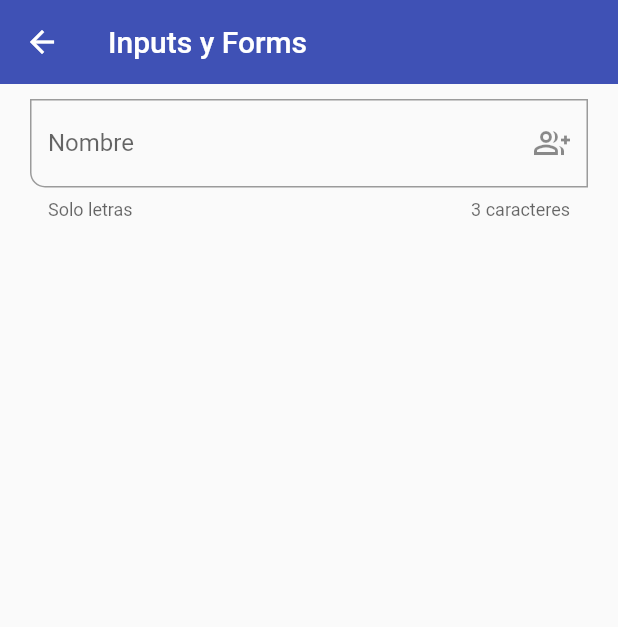
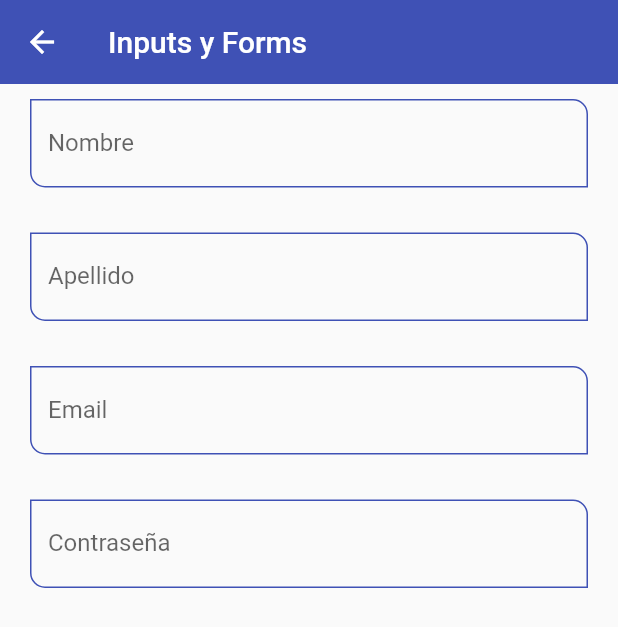
Before and after one commit to dagsis/fl_component, a Flutter app: the InputsPage screen opened by its route, on a phone screen of 412 x 824 dp. Shown: the top 627 px of the screen. Run offline on Flutter 3.47's test engine with Material 2 defaults, Android fonts, the phone set to English and light mode, and no system bars.

Commit message:
texetfield 2

```diff
--- a/lib/pages/inputs_page.dart
+++ b/lib/pages/inputs_page.dart
@@ -1,44 +1,28 @@
 import 'package:flutter/material.dart';
+import 'package:fl_component/widgets/widgets.dart';
 
 class InputsPage extends StatelessWidget {
   const InputsPage({Key? key}) : super(key: key);
 
   @override
   Widget build(BuildContext context) {
-    return   Scaffold(
+    return Scaffold(
       appBar: AppBar(
-        title:const Text('Inputs y Forms'),
+        title: const Text('Inputs y Forms'),
       ),
       body: SingleChildScrollView(
         child: Padding(
-          padding: EdgeInsets.symmetric(horizontal: 20,vertical: 10),
+          padding: EdgeInsets.symmetric(horizontal: 20, vertical: 10),
           child: Column(
             children: [
-              TextFormField(
-              //  autofocus: true,
-                initialValue: '',
-                textCapitalization: TextCapitalization.words,
-                onChanged: (value) {
-                 // print(value);
-                },
-                validator: (value) {
-                  if (value == null) return 'Este campo es requerido';
-                  return value.length < 3 ? 'Mínimo 3 caracteres' : null;
-                },
-                autovalidateMode: AutovalidateMode.onUserInteraction,
-                decoration: InputDecoration(
-                  hintText: 'Nombre del usuario',
-                   labelText: 'Nombre',
-                  helperText: 'Solo letras',
-                  counterText: '3 caracteres',
-                //  prefixIcon: Icon(Icons.person),
-                  suffixIcon: Icon(Icons.group_add_outlined),
-                // icon: Icon(Icons.person),
-                 border: OutlineInputBorder(
-                   borderRadius: BorderRadius.only(bottomLeft: Radius.circular(10)),
-                 ),
-                ),
-              )
+              CustomInputsField(labelText: 'Nombre',hintText: 'Nombre del Usuario'),
+              SizedBox(height: 30,),
+              CustomInputsField(labelText: 'Apellido',hintText: 'Apellido del Usuario'),
+              SizedBox(height: 30,),
+              CustomInputsField(labelText: 'Email',hintText: 'Email del Usuario',keyboardType: TextInputType.emailAddress,),
+              SizedBox(height: 30,),
+              CustomInputsField(labelText: 'Contraseña',keyboardType: TextInputType.emailAddress,obscureText: true,),
+              SizedBox(height: 30,),
             ],
           ),
         ),
--- a/lib/theme/app_theme.dart
+++ b/lib/theme/app_theme.dart
@@ -17,6 +17,21 @@ class AppTheme {
         elevation: 0
         )
       ),
+    inputDecorationTheme: InputDecorationTheme(
+       floatingLabelStyle: TextStyle(
+         color: primary),
+      enabledBorder: OutlineInputBorder(
+        borderSide: BorderSide(color: primary),
+        borderRadius: BorderRadius.only(bottomLeft: Radius.circular(10),topRight: Radius.circular(10.00)),
+      ),
+      focusedBorder: OutlineInputBorder(
+        borderSide: BorderSide(color: primary),
+        borderRadius: BorderRadius.only(bottomLeft: Radius.circular(10),topRight: Radius.circular(10.00)),
+      ),
+      border:  OutlineInputBorder(
+        borderRadius: BorderRadius.only(bottomLeft: Radius.circular(10),topRight: Radius.circular(10.00)),
+      ),
+    )
   );
 
   static final ThemeData DarkTheme = ThemeData.dark().copyWith(
--- /dev/null
+++ b/lib/widgets/custom_inputs_field.dart
@@ -0,0 +1,51 @@
+import 'package:flutter/material.dart';
+import '../theme/app_theme.dart';
+
+class CustomInputsField extends StatelessWidget {
+  const CustomInputsField({Key? key,
+                                this.hintText,
+                                this.labelText,
+                                this.helperText,
+                                this.icon,
+                                this.suffixIcon,
+                                this.obscureText =false,
+                                this.keyboardType})
+                                : super(key: key);
+
+  final String? hintText;
+  final String? labelText;
+  final String? helperText;
+  final IconData? icon;
+  final IconData? suffixIcon;
+  final TextInputType? keyboardType;
+  final bool obscureText;
+
+
+  @override
+  Widget build(BuildContext context) {
+    return TextFormField(
+      //  autofocus: true,
+      initialValue: '',
+      textCapitalization: TextCapitalization.words,
+      keyboardType:keyboardType ,
+      obscureText:obscureText,
+      onChanged: (value) {
+        // print(value);
+      },
+      validator: (value) {
+        if (value == null) return 'Este campo es requerido';
+        return value.length < 3 ? 'Mínimo 3 caracteres' : null;
+      },
+      autovalidateMode: AutovalidateMode.onUserInteraction,
+      decoration: InputDecoration(
+        hintText: hintText,
+        labelText: labelText,
+        helperText: helperText,
+        //  prefixIcon: Icon(Icons.person),
+        suffixIcon: suffixIcon == null ? null : Icon(suffixIcon),
+        icon: icon == null ? null : Icon(icon),
+      ),
+    );
+  }
+
+}
--- a/lib/widgets/widgets.dart
+++ b/lib/widgets/widgets.dart
@@ -1,3 +1,4 @@
 
 export  'package:fl_component/widgets/custom_card_type1.dart';
 export  'package:fl_component/widgets/custom_card_type2.dart';
+export  'package:fl_component/widgets/custom_inputs_field.dart';
```
